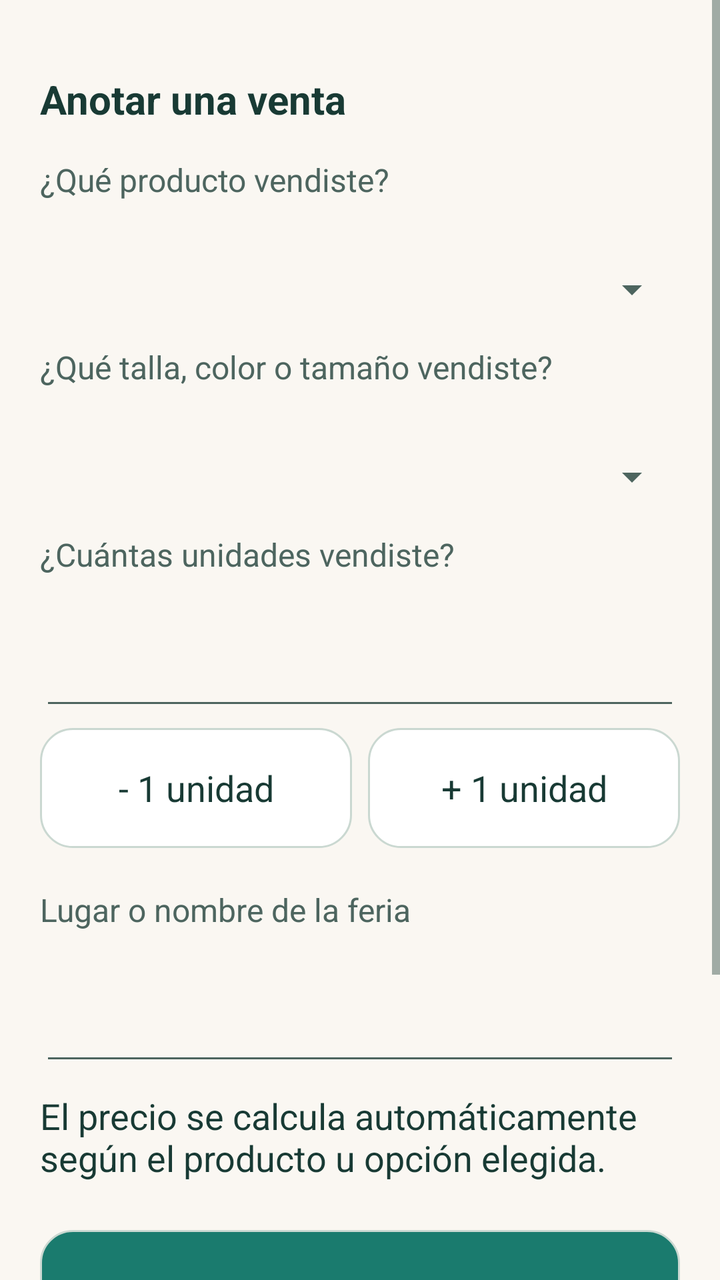
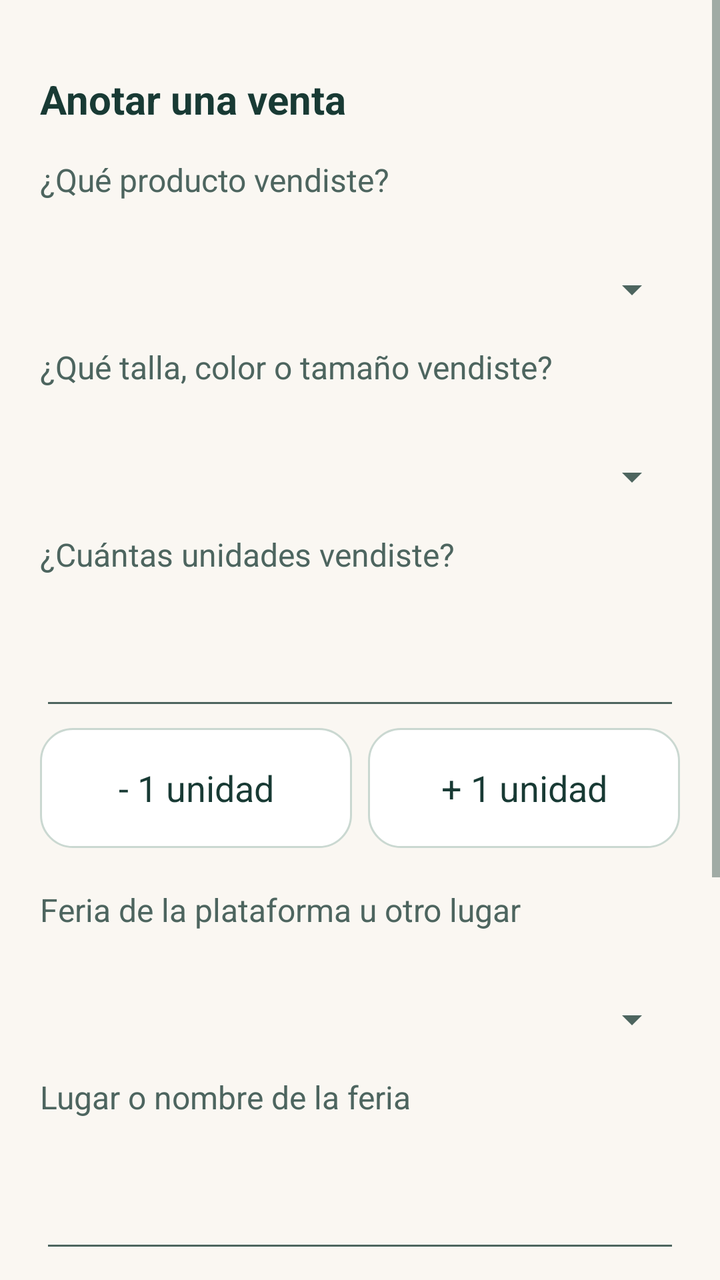

Before-and-after screenshots of an Android layout around one commit, followed by the original layout XML and the change that was made.
<!-- AndroidManifest.xml: application theme Theme.ConectaSur -->
<!-- res/layout/screen_owner_sales.xml -->
<?xml version="1.0" encoding="utf-8"?>
<FrameLayout xmlns:android="http://schemas.android.com/apk/res/android"
    android:layout_width="match_parent"
    android:layout_height="match_parent">

    <ScrollView
        android:layout_width="match_parent"
        android:layout_height="match_parent"
        android:fillViewport="true">

        <LinearLayout
            android:id="@+id/screen_owner_sales_body"
            android:layout_width="match_parent"
            android:layout_height="wrap_content"
            android:orientation="vertical"
            android:padding="20dp">

            
            <LinearLayout
                android:id="@+id/sv_undo_banner"
                android:layout_width="match_parent"
                android:layout_height="wrap_content"
                android:layout_marginBottom="16dp"
                android:background="#FEF3C7"
                android:orientation="vertical"
                android:padding="16dp"
                android:visibility="gone">

                <TextView
                    android:id="@+id/sv_undo_text"
                    style="@style/ConectaSur.Body"
                    android:layout_width="match_parent"
                    android:layout_height="wrap_content"
                    android:text="¿Te equivocaste al anotar la venta? Puedes anularla y devolver las unidades."
                    android:textColor="#0F172A"
                    android:textStyle="bold" />

                <Button
                    android:id="@+id/sv_undo_button"
                    style="@style/ConectaSur.Button"
                    android:layout_width="match_parent"
                    android:layout_height="wrap_content"
                    android:minHeight="60dp"
                    android:text="↩️ Anular última venta" />
            </LinearLayout>

            <TextView
                android:id="@+id/sv_heading"
                style="@style/ConectaSur.Section"
                android:layout_width="match_parent"
                android:layout_height="wrap_content"
                android:text="@string/e5_screen_owner_sales_1" />

            <TextView
                android:id="@+id/sv_product_label"
                style="@style/ConectaSur.Label"
                android:layout_width="match_parent"
                android:layout_height="wrap_content"
                android:text="@string/e5_screen_owner_sales_2" />

            <Spinner
                android:id="@+id/sv_product"
                android:layout_width="match_parent"
                android:layout_height="wrap_content"
                android:contentDescription="@string/e5_screen_owner_sales_3"
                android:minHeight="56dp" />

            <TextView
                android:id="@+id/sv_variant_label"
                style="@style/ConectaSur.Label"
                android:layout_width="match_parent"
                android:layout_height="wrap_content"
                android:text="@string/e5_screen_owner_sales_4" />

            <Spinner
                android:id="@+id/sv_variant"
                android:layout_width="match_parent"
                android:layout_height="wrap_content"
                android:contentDescription="@string/e5_screen_owner_sales_5"
                android:minHeight="56dp" />

            <TextView
                style="@style/ConectaSur.Label"
                android:layout_width="match_parent"
                android:layout_height="wrap_content"
                android:labelFor="@id/sv_quantity"
                android:text="@string/e5_screen_owner_sales_6" />

            <EditText
                android:id="@+id/sv_quantity"
                android:layout_width="match_parent"
                android:layout_height="wrap_content"
                android:fontFeatureSettings="tnum"
                android:importantForAutofill="no"
                android:inputType="number"
                android:maxLength="1000"
                android:minHeight="56dp"
                android:saveEnabled="false"
                android:textSize="20sp"
                android:textStyle="bold" />

            <LinearLayout
                android:id="@+id/sv_quantity_controls"
                android:layout_width="match_parent"
                android:layout_height="wrap_content"
                android:orientation="horizontal"
                android:paddingTop="4dp"
                android:paddingBottom="8dp">

                <Button
                    android:id="@+id/sv_qty_minus"
                    style="@style/ConectaSur.Button"
                    android:layout_width="0dp"
                    android:layout_height="wrap_content"
                    android:layout_marginEnd="8dp"
                    android:layout_weight="1"
                    android:minHeight="60dp"
                    android:text="- 1 unidad" />

                <Button
                    android:id="@+id/sv_qty_plus"
                    style="@style/ConectaSur.Button"
                    android:layout_width="0dp"
                    android:layout_height="wrap_content"
                    android:layout_weight="1"
                    android:minHeight="60dp"
                    android:text="+ 1 unidad" />
            </LinearLayout>

            <TextView
                style="@style/ConectaSur.Label"
                android:layout_width="match_parent"
                android:layout_height="wrap_content"
                android:labelFor="@id/sv_place"
                android:text="@string/e5_screen_owner_sales_7" />

            <EditText
                android:id="@+id/sv_place"
                android:layout_width="match_parent"
                android:layout_height="wrap_content"
                android:importantForAutofill="no"
                android:inputType="textCapSentences"
                android:maxLength="1000"
                android:minHeight="56dp"
                android:saveEnabled="false"
                android:textSize="18sp" />

            <TextView
                android:id="@+id/sv_price"
                style="@style/ConectaSur.Body"
                android:layout_width="match_parent"
                android:layout_height="wrap_content"
                android:accessibilityLiveRegion="polite"
                android:fontFeatureSettings="tnum"
                android:paddingTop="8dp"
                android:paddingBottom="8dp"
                android:text="@string/e5_screen_owner_sales_8" />

            <Button
                android:id="@+id/sv_register"
                style="@style/ConectaSur.Button.Primary"
                android:layout_width="match_parent"
                android:layout_height="wrap_content"
                android:minHeight="64dp"
                android:text="@string/e5_screen_owner_sales_9" />

            <TextView
                android:id="@+id/sv_note"
                style="@style/ConectaSur.Body"
                android:layout_width="match_parent"
                android:layout_height="wrap_content"
                android:text="@string/e5_screen_owner_sales_10" />

            <Button
                android:id="@+id/sv_history"
                style="@style/ConectaSur.Button"
                android:layout_width="match_parent"
                android:layout_height="wrap_content"
                android:minHeight="56dp"
                android:text="@string/e5_screen_owner_sales_11" />
        </LinearLayout>
    </ScrollView>
</FrameLayout>
<!-- resources referenced by this layout -->
<resources>
  <string name="e5_screen_owner_sales_1">Anotar una venta</string>
  <string name="e5_screen_owner_sales_10">La venta necesita conexión. Solo se confirma cuando el servidor la acepta.</string>
  <string name="e5_screen_owner_sales_11">Consultar mi historial</string>
  <string name="e5_screen_owner_sales_2">¿Qué producto vendiste?</string>
  <string name="e5_screen_owner_sales_3">Producto vendido</string>
  <string name="e5_screen_owner_sales_4">¿Qué talla, color o tamaño vendiste?</string>
  <string name="e5_screen_owner_sales_5">Variante vendida</string>
  <string name="e5_screen_owner_sales_6">¿Cuántas unidades vendiste?</string>
  <string name="e5_screen_owner_sales_7">Lugar o nombre de la feria</string>
  <string name="e5_screen_owner_sales_8">El precio se calcula automáticamente según el producto u opción elegida.</string>
  <string name="e5_screen_owner_sales_9">Revisar y anotar venta</string>
  <style name="ConectaSur.Body" parent="android:Widget.TextView">
          <item name="android:textSize">18sp</item>
          <item name="android:textColor">?attr/appInk</item>
          <item name="android:layout_marginBottom">16dp</item>
      </style>
  <style name="ConectaSur.Button" parent="android:Widget.Button">
          <item name="android:background">@drawable/button_outline</item>
          <item name="android:textColor">?attr/appInk</item>
          <item name="android:textSize">18sp</item>
          <item name="android:textAllCaps">false</item>
          <item name="android:minHeight">56dp</item>
          <item name="android:paddingStart">16dp</item>
          <item name="android:paddingEnd">16dp</item>
          <item name="android:paddingTop">12dp</item>
          <item name="android:paddingBottom">12dp</item>
          <item name="android:layout_marginBottom">12dp</item>
          <item name="android:drawablePadding">12dp</item>
          <item name="android:stateListAnimator">@null</item>
      </style>
  <style name="ConectaSur.Button.Primary" parent="ConectaSur.Button">
          <item name="android:background">@drawable/button_primary</item>
          <item name="android:textColor">#FFFFFF</item>
      </style>
  <style name="ConectaSur.Label" parent="ConectaSur.Body">
          <item name="android:textSize">16sp</item>
          <item name="android:textColor">?attr/appMuted</item>
      </style>
  <style name="ConectaSur.Section" parent="ConectaSur.Body">
          <item name="android:textSize">20sp</item>
          <item name="android:textStyle">bold</item>
          <item name="android:layout_marginTop">16dp</item>
      </style>
  <style name="Theme.ConectaSur" parent="android:style/Theme.Material.Light.NoActionBar">
          <item name="android:fontFamily">sans-serif</item>
          <item name="android:windowLightStatusBar">true</item>
          <item name="android:colorAccent">@color/conectasur_forest</item>
          <item name="android:windowBackground">@color/conectasur_cream</item>
          <item name="android:colorBackground">@color/conectasur_cream</item>
          <item name="android:textColorPrimary">@color/conectasur_ink</item>
          <item name="android:textColorSecondary">#4D655F</item>
          <item name="appInk">@color/conectasur_ink</item>
          <item name="appMuted">#4D655F</item>
          <item name="appSurface">#FFFFFF</item>
          <item name="appPrimary">@color/conectasur_forest</item>
          <item name="appBorder">#CAD8D1</item>
      </style>
  <color name="conectasur_forest">#1A7B6E</color>
  <color name="conectasur_cream">#FAF7F2</color>
  <color name="conectasur_ink">#183A34</color>
  <!-- unchanged entries left out for length: 2 -->
</resources>

<!-- the commit's change to res/layout/screen_owner_sales.xml (unified diff, before → after) -->
@@ -41,7 +41,7 @@
                     android:layout_width="match_parent"
                     android:layout_height="wrap_content"
                     android:minHeight="60dp"
-                    android:text="↩️ Anular última venta" />
+                    android:text="Anular última venta" />
             </LinearLayout>
 
             <TextView
@@ -131,6 +131,19 @@
                 style="@style/ConectaSur.Label"
                 android:layout_width="match_parent"
                 android:layout_height="wrap_content"
+                android:text="Feria de la plataforma u otro lugar" />
+
+            <Spinner
+                android:id="@+id/sv_fair_selector"
+                android:layout_width="match_parent"
+                android:layout_height="wrap_content"
+                android:contentDescription="Elegir feria de la plataforma u otro lugar"
+                android:minHeight="56dp" />
+
+            <TextView
+                style="@style/ConectaSur.Label"
+                android:layout_width="match_parent"
+                android:layout_height="wrap_content"
                 android:labelFor="@id/sv_place"
                 android:text="@string/e5_screen_owner_sales_7" />
 
